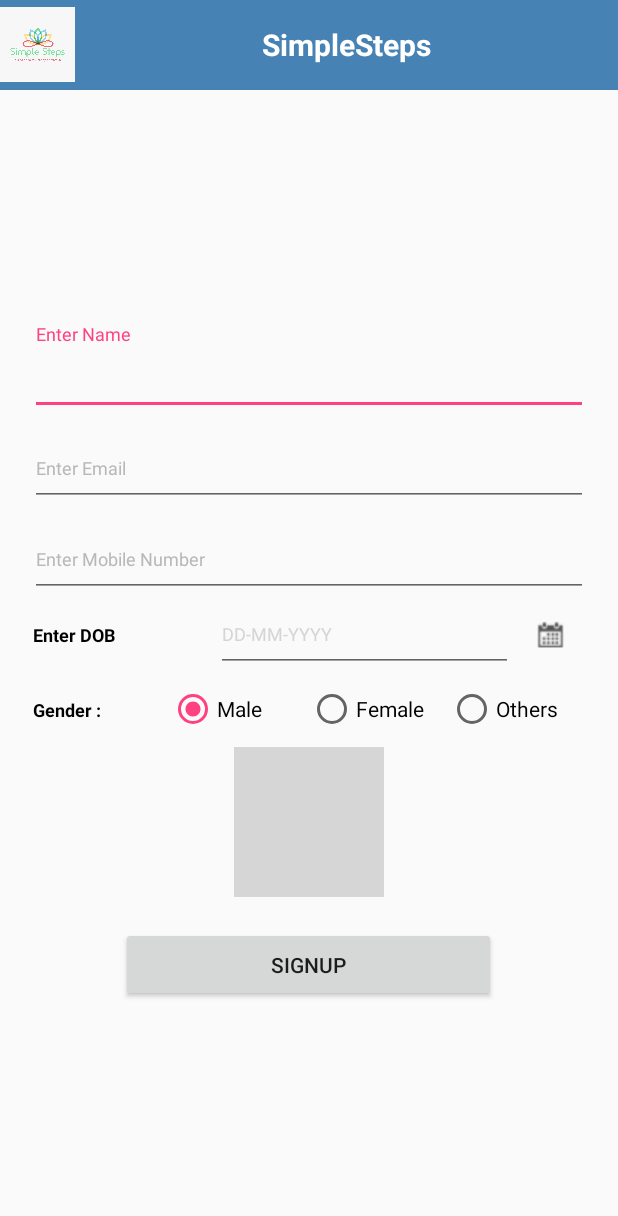
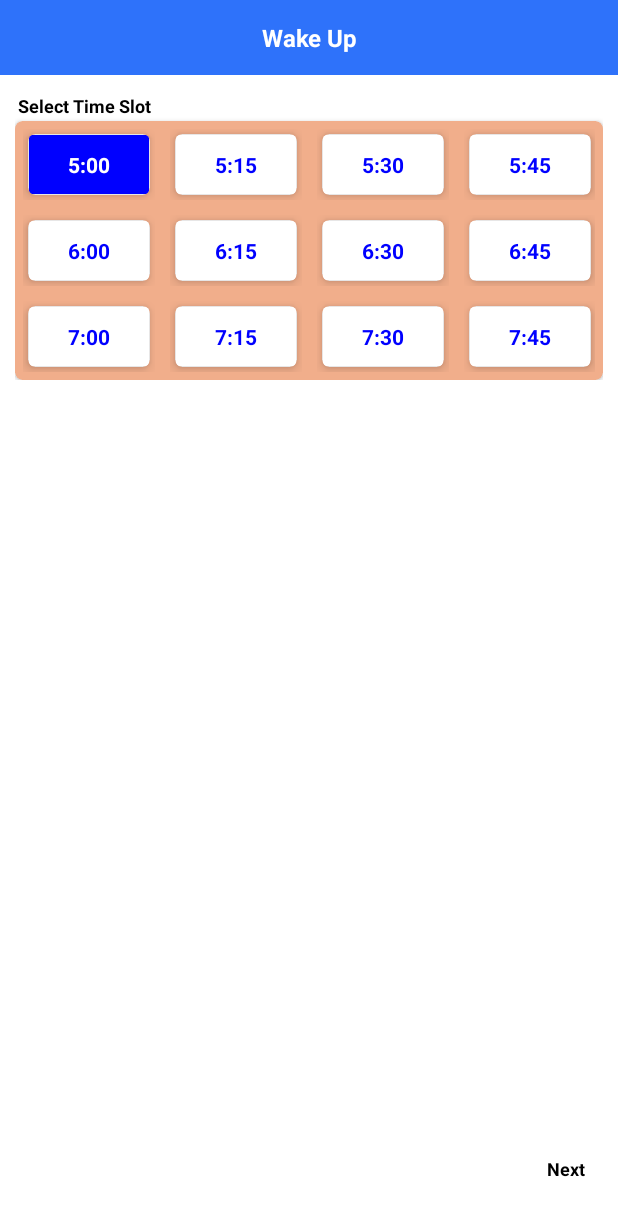
Before and after one commit to SimpleStepsIndia/SimpleStepApp, an Android app: the screen it shows after launch (MainActivity before the commit, ViewPagerActivity after it), on a phone screen of 412 x 824 dp. Shown: the top 1216 px of the screen. Run offline under Robolectric (Android 15) with nearby library versions, the phone set to English and light mode, and no system bars; grey boxes are pictures that could not be loaded.

Commit message:
Fragments

```diff
--- a/app/src/main/AndroidManifest.xml
+++ b/app/src/main/AndroidManifest.xml
@@ -31,7 +31,7 @@
                 android:name="android.support.FILE_PROVIDER_PATHS"
                 android:resource="@xml/file_paths"/>
         </provider>
-        <activity android:name=".activities.MainActivity">
+        <activity android:name=".activities.ViewPagerActivity">
             <intent-filter>
                 <action android:name="android.intent.action.MAIN" />
 
--- /dev/null
+++ b/app/src/main/java/com/simplestepapp/activities/ViewPagerActivity.java
@@ -0,0 +1,96 @@
+package com.simplestepapp.activities;
+
+import android.annotation.SuppressLint;
+import android.os.Bundle;
+import android.support.annotation.Nullable;
+import android.support.v4.app.Fragment;
+import android.support.v4.app.FragmentActivity;
+import android.support.v4.app.FragmentManager;
+import android.support.v4.app.FragmentPagerAdapter;
+import android.support.v4.view.ViewPager;
+import android.widget.RadioGroup;
+
+import com.simplestepapp.R;
+import com.simplestepapp.fragments.BrushingFragment;
+import com.simplestepapp.fragments.ColonCleanFragment;
+import com.simplestepapp.fragments.WakeUpFragment;
+
+/**
+ * Created by Srinivas on 12/17/2018.
+ */
+
+public class ViewPagerActivity extends FragmentActivity
+        implements ViewPager.OnPageChangeListener {
+
+    private static final int NUMBER_OF_PAGES = 7;
+    @SuppressLint("StaticFieldLeak")
+    public static ViewPager pager;
+
+    @Override
+    protected void onCreate(@Nullable Bundle savedInstanceState) {
+        super.onCreate(savedInstanceState);
+        setContentView(R.layout.activity_viewpager);
+
+        pager = (ViewPager) findViewById(R.id.viewPager);
+        //pager.beginFakeDrag();
+        pager.setAdapter(new MyPagerAdapter(getSupportFragmentManager()));
+        pager.addOnPageChangeListener(this);
+    }
+
+    @Override
+    public void onPageScrolled(int position, float positionOffset, int positionOffsetPixels) {
+
+    }
+
+    @Override
+    public void onPageSelected(int position) {
+
+    }
+
+    @Override
+    public void onPageScrollStateChanged(int state) {
+
+    }
+
+    private class MyPagerAdapter extends FragmentPagerAdapter {
+
+        /**
+         * Constructor
+         * @param fm
+         */
+        public MyPagerAdapter(FragmentManager fm) {
+            super(fm);
+        }
+
+        /**
+         * Return fragment based on the position.
+         * @param position
+         * @return
+         */
+        @Override
+        public Fragment getItem(int position) {
+            switch(position) {
+                case 0:
+                    return WakeUpFragment.newInstance("FirstFragment, Instance 1");
+                case 1:
+                    return BrushingFragment.newInstance("SecondFragment, Instance 1");
+                case 2:
+                    return ColonCleanFragment.newInstance("ThirdFragment, Instance 1");
+                default:
+                    return WakeUpFragment.newInstance("FirstFragment, Default");
+            }
+        }
+
+        /**
+         * Return the number of pages.
+         * @return
+         */
+        @Override
+        public int getCount() {
+            return NUMBER_OF_PAGES;
+        }
+
+
+    }
+
+}
--- /dev/null
+++ b/app/src/main/java/com/simplestepapp/fragments/BrushingFragment.java
@@ -0,0 +1,35 @@
+package com.simplestepapp.fragments;
+
+import android.os.Bundle;
+import android.support.v4.app.Fragment;
+
+/**
+ * Created by Srinivas on 12/17/2018.
+ */
+
+public class BrushingFragment extends Fragment{
+    private static BrushingFragment instance = null;
+
+
+    public static BrushingFragment newInstance(String text){
+
+        if(instance == null){
+            // new instance
+            instance = new BrushingFragment();
+
+            // sets data to bundle
+            Bundle bundle = new Bundle();
+            bundle.putString("msg", text);
+
+            // set data to fragment
+            instance.setArguments(bundle);
+
+            return instance;
+        } else {
+
+            return instance;
+        }
+
+    }
+
+}
--- /dev/null
+++ b/app/src/main/java/com/simplestepapp/fragments/ColonCleanFragment.java
@@ -0,0 +1,35 @@
+package com.simplestepapp.fragments;
+
+import android.os.Bundle;
+import android.support.v4.app.Fragment;
+
+/**
+ * Created by Srinivas on 12/17/2018.
+ */
+
+public class ColonCleanFragment extends Fragment{
+
+    private static ColonCleanFragment instance = null;
+
+    public static ColonCleanFragment newInstance(String text){
+
+        if(instance == null){
+            // new instance
+            instance = new ColonCleanFragment();
+
+            // sets data to bundle
+            Bundle bundle = new Bundle();
+            bundle.putString("msg", text);
+
+            // set data to fragment
+            instance.setArguments(bundle);
+
+            return instance;
+        } else {
+
+            return instance;
+        }
+
+    }
+
+}
--- /dev/null
+++ b/app/src/main/java/com/simplestepapp/fragments/WakeUpFragment.java
@@ -0,0 +1,101 @@
+package com.simplestepapp.fragments;
+
+import android.os.Bundle;
+import android.support.annotation.Nullable;
+import android.support.v4.app.Fragment;
+import android.support.v7.widget.AppCompatButton;
+import android.util.Log;
+import android.view.LayoutInflater;
+import android.view.View;
+import android.view.ViewGroup;
+import android.widget.AdapterView;
+import android.widget.GridView;
+import android.widget.LinearLayout;
+import android.widget.TextView;
+
+import com.simplestepapp.R;
+import com.simplestepapp.activities.MainActivity;
+import com.simplestepapp.activities.ViewPagerActivity;
+import com.simplestepapp.adapters.CustomAdapter;
+
+import java.util.ArrayList;
+
+/**
+ * Created by Srinivas on 12/17/2018.
+ */
+
+public class WakeUpFragment extends Fragment {
+    private static WakeUpFragment instance = null;
+
+    GridView grid_view;
+
+    ArrayList<String> timeSlots;
+
+    CustomAdapter customAdapter;
+
+    LinearLayout lyt_list_Why;
+
+
+    AppCompatButton btn_Next;
+    @Nullable
+    @Override
+    public View onCreateView(LayoutInflater inflater, ViewGroup container, Bundle savedInstanceState) {
+        View v = inflater.inflate(R.layout.frag_wakeup, container, false);
+        initviews(v);
+        timeSlots = new ArrayList<>();
+        timeSlots.add("5:00");
+        timeSlots.add("5:15");
+        timeSlots.add("5:30");
+        timeSlots.add("5:45");
+        timeSlots.add("6:00");
+        timeSlots.add("6:15");
+        timeSlots.add("6:30");
+        timeSlots.add("6:45");
+        timeSlots.add("7:00");
+        timeSlots.add("7:15");
+        timeSlots.add("7:30");
+        timeSlots.add("7:45");
+        customAdapter = new CustomAdapter(getActivity().getApplicationContext(), timeSlots);
+        grid_view.setAdapter(customAdapter);
+        grid_view.setOnItemClickListener(new AdapterView.OnItemClickListener() {
+            @Override
+            public void onItemClick(AdapterView<?> parent, View view, int position, long id) {
+                customAdapter.setSelectedIndex(position);
+                String s_Time=(String) parent.getItemAtPosition(position);
+                Log.d("Fragment",""+s_Time);
+                lyt_list_Why.setVisibility(View.VISIBLE);
+            }
+        });
+
+
+        return v;
+    }
+
+    private void initviews(View v) {
+        grid_view=v.findViewById(R.id.grid_view);
+        lyt_list_Why=v.findViewById(R.id.lyt_list_Why);
+    }
+
+
+    public static WakeUpFragment newInstance(String text){
+
+        if(instance == null){
+            // new instance
+            instance = new WakeUpFragment();
+
+            // sets data to bundle
+            Bundle bundle = new Bundle();
+            bundle.putString("msg", text);
+
+            // set data to fragment
+            instance.setArguments(bundle);
+
+            return instance;
+        } else {
+
+            return instance;
+        }
+
+    }
+
+}
--- /dev/null
+++ b/app/src/main/res/layout/activity_viewpager.xml
@@ -0,0 +1,14 @@
+<FrameLayout xmlns:android="http://schemas.android.com/apk/res/android"
+    android:layout_width="match_parent"
+    android:layout_height="match_parent">
+
+    <android.support.v4.view.ViewPager
+        xmlns:android="http://schemas.android.com/apk/res/android"
+        android:id="@+id/viewPager"
+        android:layout_width="fill_parent"
+        android:layout_height="fill_parent"
+        />
+
+
+
+</FrameLayout>
--- a/app/src/main/res/layout/frag_wakeup.xml
+++ b/app/src/main/res/layout/frag_wakeup.xml
@@ -6,11 +6,12 @@
     android:background="#ffffff"
     android:orientation="vertical">
 
-    <android.support.v7.widget.CardView
+    <ScrollView
         android:layout_width="match_parent"
-        android:layout_height="wrap_content"
-        android:elevation="3dp"
-        app:cardCornerRadius="5dp">
+        android:layout_height="match_parent"
+        android:fillViewport="true"
+        android:fitsSystemWindows="true">
+
 
     <LinearLayout
         android:layout_width="match_parent"
@@ -47,29 +48,44 @@
                 android:layout_height="wrap_content"
                 android:text="@string/slctTimeslot" />
 
-                <com.simplestepapp.utils.HorizontalListView
-                    android:id="@+id/hlvCustomList"
+            <android.support.v7.widget.CardView
                 android:layout_width="match_parent"
-                    android:layout_height="50dp"
-                    android:layout_gravity="center_vertical"
-                    android:layout_marginTop="10dp">
+                android:layout_height="wrap_content"
+                app:cardBackgroundColor="#f1ae8b"
+                app:cardCornerRadius="5dp"
+                android:elevation="5dp">
 
-                </com.simplestepapp.utils.HorizontalListView>
+                <GridView
+                    android:id="@+id/grid_view"
+                    android:layout_width="fill_parent"
+                    android:layout_height="fill_parent"
+                    android:columnWidth="90dp"
+                    android:gravity="center"
+                    android:horizontalSpacing="10dp"
+                    android:numColumns="4"
+                    android:stretchMode="columnWidth"
+                    android:verticalSpacing="10dp"
+                    android:padding="5dp">
+
+                </GridView>
+            </android.support.v7.widget.CardView>
+
+
         </LinearLayout>
 
         <LinearLayout
             android:id="@+id/lyt_list_Why"
             android:layout_width="match_parent"
             android:layout_height="wrap_content"
+            android:layout_margin="10dp"
             android:orientation="vertical"
-                android:layout_margin="10dp"
             android:visibility="invisible">
 
             <android.support.v7.widget.AppCompatTextView
                 style="@style/style_Hdr_Txt"
                 android:layout_width="match_parent"
                 android:layout_height="wrap_content"
-                    android:text="Why:"/>
+                android:text="Why:" />
 
             <RadioGroup
                 android:id="@+id/rGrp_Options"
@@ -81,40 +97,41 @@
                     android:id="@+id/rBtn_op1"
                     android:layout_width="match_parent"
                     android:layout_height="wrap_content"
-                        android:text="@string/rBtnTxtOption1"/>
+                    android:text="@string/rBtnTxtOption1" />
+
                 <RadioButton
                     android:id="@+id/rBtn_op2"
                     android:layout_width="match_parent"
                     android:layout_height="wrap_content"
-                        android:text="@string/rBtnTxtOption2"/>
+                    android:text="@string/rBtnTxtOption2" />
 
                 <RadioButton
                     android:id="@+id/rBtn_op3"
                     android:layout_width="match_parent"
                     android:layout_height="wrap_content"
-                        android:text="@string/rBtnTxtOption3"/>
+                    android:text="@string/rBtnTxtOption3" />
 
 
             </RadioGroup>
 
         </LinearLayout>
-            <View
-                android:layout_width="match_parent"
-                android:layout_height="200dp"/>
+
+
+
+    </LinearLayout>
+
+    </ScrollView>
+
 
     <android.support.v7.widget.AppCompatTextView
         android:id="@+id/txt_WkUP_Next"
         style="@style/style_Hdr_Txt"
         android:layout_width="wrap_content"
         android:layout_height="50dp"
-                android:layout_gravity="end"
-                android:text="Next"
-                android:layout_margin="20dp"/>
-
-        </LinearLayout>
-
-    </android.support.v7.widget.CardView>
-
+        android:layout_alignParentEnd="true"
+        android:layout_alignParentBottom="true"
+        android:layout_margin="20dp"
+        android:text="Next" />
 
 
 
```
Lines whose indentation alone changed are shown as unchanged.
